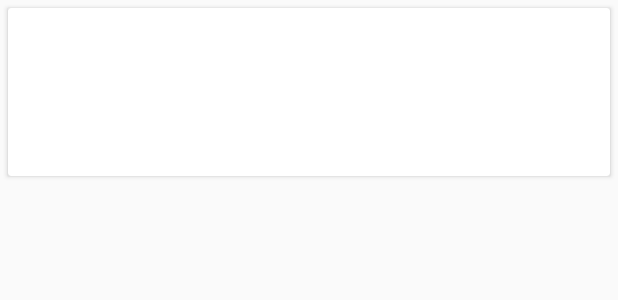
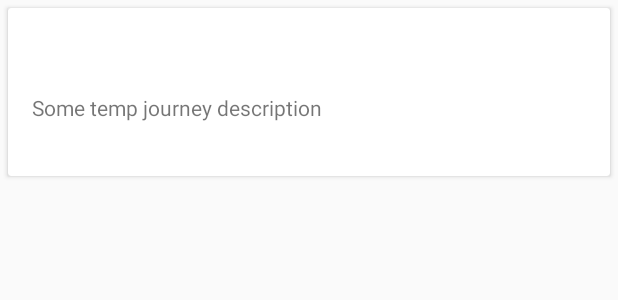
Before and after one commit to namdizy/Nonso, an Android app: the layout journeys_list_item.xml on its own in the app's theme, with its tools: preview values and no code run, on a phone screen of 412 x 824 dp. Shown: the top 300 px of the screen. Run offline under Robolectric (Android 15) with nearby library versions, the phone set to English and light mode, and no system bars.

Commit message:
Revert "updates"
This reverts commit 17c53f0e620e44841e92fa2fcd47dc9607c0481a.

```diff
--- a/app/src/main/java/nonso/android/nonso/ui/fragments/JourneysListFragment.java
+++ b/app/src/main/java/nonso/android/nonso/ui/fragments/JourneysListFragment.java
@@ -87,7 +87,7 @@ public class JourneysListFragment extends Fragment implements JourneysAdapter.Jo
             journeysRecyclerView.setLayoutManager(journeysLayoutManager);
             journeysRecyclerView.setHasFixedSize(true);
 
-            journeysAdapter = new JourneysAdapter(getContext(), this);
+            journeysAdapter = new JourneysAdapter(this);
             journeysRecyclerView.setAdapter(journeysAdapter);
             journeysAdapter.setJourneysData(mJourneysData);
         }
--- a/app/src/main/res/layout/journeys_list_item.xml
+++ b/app/src/main/res/layout/journeys_list_item.xml
@@ -27,9 +27,9 @@
             android:layout_marginRight="16dp"/>
 
         <TextView
-            android:id="@+id/profile_journey_item_description"
             android:layout_width="match_parent"
             android:layout_height="wrap_content"
+            android:text="Some temp journey description"
             android:layout_below="@id/profile_journey_item_title"
             android:layout_alignParentLeft="true"
             android:layout_marginLeft="16dp"
@@ -37,7 +37,6 @@
             android:textSize="14sp"/>
 
         <ImageView
-            android:id="@+id/profile_journey_item_image"
             android:layout_width="80dp"
             android:layout_height="80dp"
             android:layout_alignRight="@id/profile_journey_item_title"
```
Also changed, not shown: app/src/main/java/nonso/android/nonso/ui/adapters/JourneysAdapter.java (+1 -11 lines).
